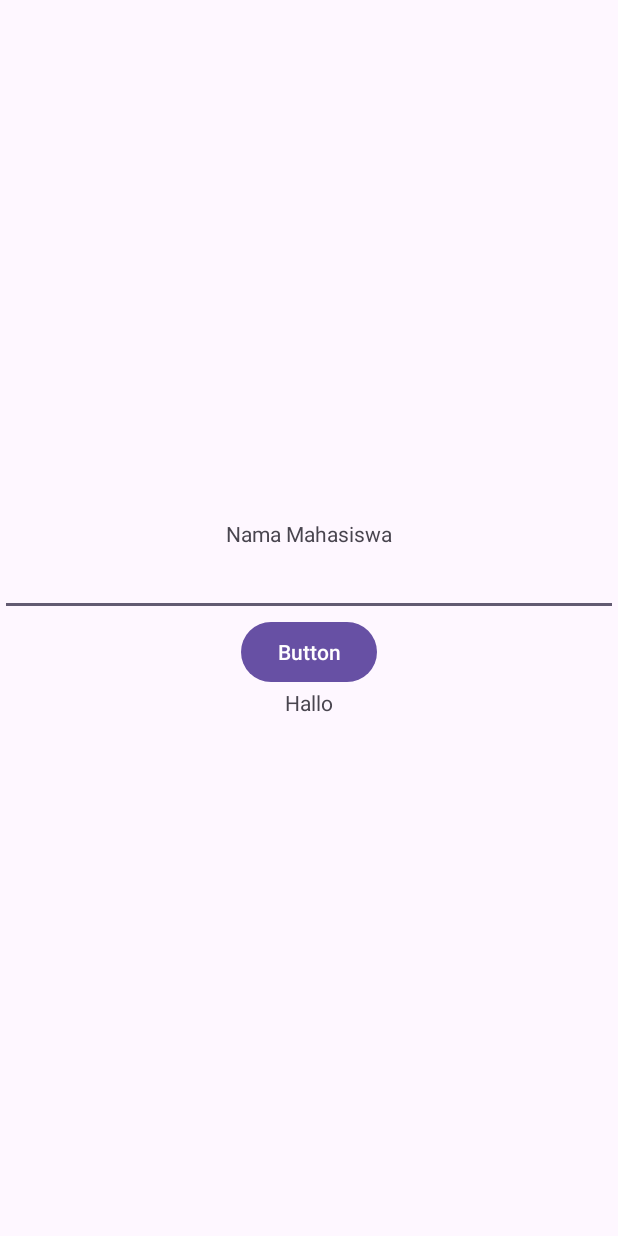
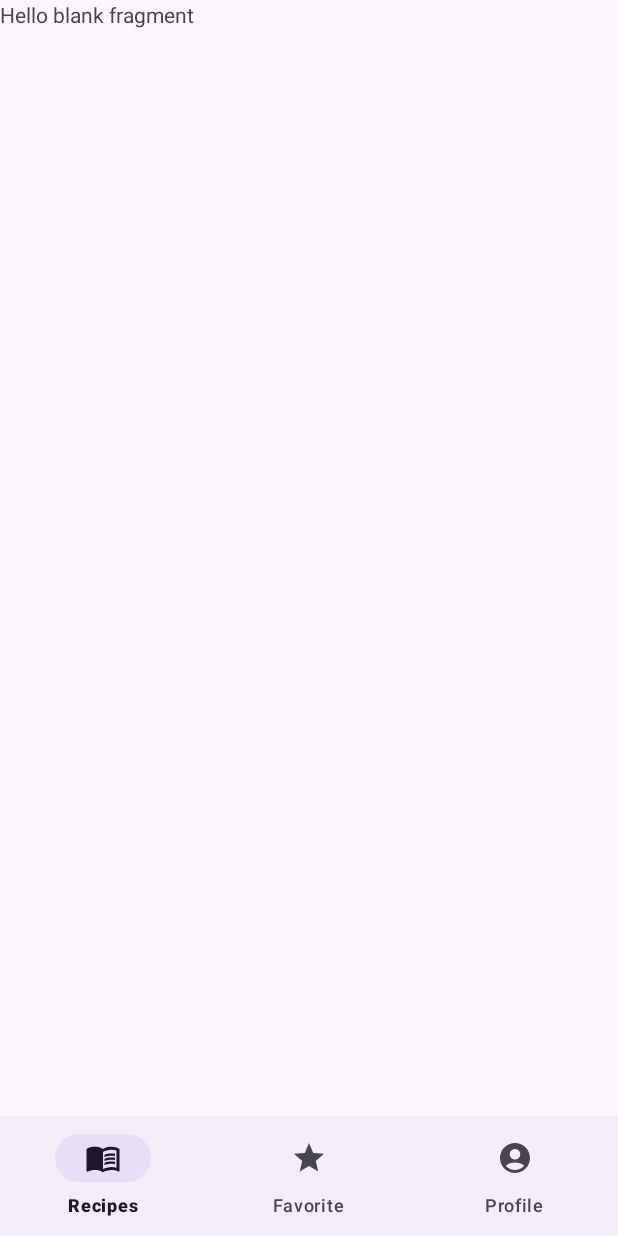
Before and after one commit to KurniaShandi/Project-Tugas-Kuliah, an Android app: the screen it shows after launch (MainActivity), on a phone screen of 412 x 824 dp. Run offline under Robolectric (Android 15) with nearby library versions, the light colour scheme and no system bars; our stand-ins replace navigation-ui; 3 statements that could not run were skipped.

Commit message:
Praktikum 4 - Fragment

```diff
--- a/app/build.gradle.kts
+++ b/app/build.gradle.kts
@@ -41,6 +41,8 @@ dependencies {
     implementation("androidx.appcompat:appcompat:1.6.1")
     implementation("com.google.android.material:material:1.10.0")
     implementation("androidx.constraintlayout:constraintlayout:2.1.4")
+    implementation("androidx.navigation:navigation-fragment-ktx:2.7.5")
+    implementation("androidx.navigation:navigation-ui-ktx:2.7.5")
     testImplementation("junit:junit:4.13.2")
     androidTestImplementation("androidx.test.ext:junit:1.1.5")
     androidTestImplementation("androidx.test.espresso:espresso-core:3.5.1")
--- /dev/null
+++ b/app/src/main/java/pti21/praktikumpemrogramanbergerak/praktikumpemrogramanbergerak/FavoriteRecipesFragment.kt
@@ -0,0 +1,17 @@
+package pti21.praktikumpemrogramanbergerak.praktikumpemrogramanbergerak
+
+import android.os.Bundle
+import androidx.fragment.app.Fragment
+import android.view.LayoutInflater
+import android.view.View
+import android.view.ViewGroup
+
+class FavoriteRecipesFragment : Fragment() {
+    override fun onCreateView(
+        inflater: LayoutInflater, container: ViewGroup?,
+        savedInstanceState: Bundle?
+    ): View? {
+        // Inflate the layout for this fragment
+        return inflater.inflate(R.layout.fragment_favorite_recipes, container, false)
+    }
+}
--- a/app/src/main/java/pti21/praktikumpemrogramanbergerak/praktikumpemrogramanbergerak/MainActivity.kt
+++ b/app/src/main/java/pti21/praktikumpemrogramanbergerak/praktikumpemrogramanbergerak/MainActivity.kt
@@ -5,21 +5,38 @@ import android.os.Bundle
 import android.widget.Button
 import android.widget.EditText
 import android.widget.TextView
+import androidx.navigation.NavController
+import androidx.navigation.NavHostController
+import androidx.navigation.ui.AppBarConfiguration
+import androidx.navigation.ui.setupWithNavController
+import com.google.android.material.bottomnavigation.BottomNavigationView
 
 class MainActivity : AppCompatActivity() {
+
+    private lateinit var navController: NavController
+
     override fun onCreate(savedInstanceState: Bundle?) {
         super.onCreate(savedInstanceState)
-        setContentView(R.layout.hello_world)
+        setContentView(R.layout.activity_main)
 
-        val nameEditText: EditText = findViewById(R.id.nameEditText)
-        val buttonButton: Button = findViewById(R.id.buttonButton)
-        val buttonTextView: TextView = findViewById(R.id.buttonTextView)
+        val navHostFragment =
+            supportFragmentManager.findFragmentById(R.id.navHostFragment) as NavHostController
 
-        buttonTextView.text = "Hallo"
+        navController = navHostFragment.navController
 
-        buttonButton.setOnClickListener{
-            val name = nameEditText.text.toString()
-            buttonTextView.text = "Hallo $name"
-        }
+        findViewById<BottomNavigationView>(R.id.bottomNavigationView)
+            .setupWithNavController(navController)
+
+        val appBarConfiguration = AppBarConfiguration(
+            setOf(
+                R.id.recipesFragment,
+                R.id.favoriteRecipesFragment,
+                R.id.userProfileFragment,
+            )
+        )
+    }
+
+    override fun onSupportNavigateUp(): Boolean {
+        return navController.navigateUp() || super.onSupportNavigateUp()
     }
 }
--- /dev/null
+++ b/app/src/main/java/pti21/praktikumpemrogramanbergerak/praktikumpemrogramanbergerak/RecipesFragment.kt
@@ -0,0 +1,17 @@
+package pti21.praktikumpemrogramanbergerak.praktikumpemrogramanbergerak
+
+import android.os.Bundle
+import androidx.fragment.app.Fragment
+import android.view.LayoutInflater
+import android.view.View
+import android.view.ViewGroup
+
+class RecipesFragment : Fragment() {
+    override fun onCreateView(
+        inflater: LayoutInflater, container: ViewGroup?,
+        savedInstanceState: Bundle?
+    ): View? {
+        // Inflate the layout for this fragment
+        return inflater.inflate(R.layout.fragment_recipes, container, false)
+    }
+}
--- /dev/null
+++ b/app/src/main/java/pti21/praktikumpemrogramanbergerak/praktikumpemrogramanbergerak/UserProfileFragment.kt
@@ -0,0 +1,18 @@
+package pti21.praktikumpemrogramanbergerak.praktikumpemrogramanbergerak
+
+import android.os.Bundle
+import androidx.fragment.app.Fragment
+import android.view.LayoutInflater
+import android.view.View
+import android.view.ViewGroup
+
+class UserProfileFragment : Fragment() {
+
+    override fun onCreateView(
+        inflater: LayoutInflater, container: ViewGroup?,
+        savedInstanceState: Bundle?
+    ): View? {
+        // Inflate the layout for this fragment
+        return inflater.inflate(R.layout.fragment_user_profile, container, false)
+    }
+}
--- /dev/null
+++ b/app/src/main/res/drawable/ic_menu_account.xml
@@ -0,0 +1,5 @@
+<vector android:height="24dp" android:tint="#000000"
+    android:viewportHeight="24" android:viewportWidth="24"
+    android:width="24dp" xmlns:android="http://schemas.android.com/apk/res/android">
+    <path android:fillColor="@android:color/white" android:pathData="M12,2C6.48,2 2,6.48 2,12s4.48,10 10,10s10,-4.48 10,-10S17.52,2 12,2zM12,6c1.93,0 3.5,1.57 3.5,3.5S13.93,13 12,13s-3.5,-1.57 -3.5,-3.5S10.07,6 12,6zM12,20c-2.03,0 -4.43,-0.82 -6.14,-2.88C7.55,15.8 9.68,15 12,15s4.45,0.8 6.14,2.12C16.43,19.18 14.03,20 12,20z"/>
+</vector>
--- /dev/null
+++ b/app/src/main/res/drawable/ic_menu_book.xml
@@ -0,0 +1,8 @@
+<vector android:autoMirrored="true" android:height="24dp"
+    android:tint="#000000" android:viewportHeight="24"
+    android:viewportWidth="24" android:width="24dp" xmlns:android="http://schemas.android.com/apk/res/android">
+    <path android:fillColor="@android:color/white" android:pathData="M21,5c-1.11,-0.35 -2.33,-0.5 -3.5,-0.5c-1.95,0 -4.05,0.4 -5.5,1.5c-1.45,-1.1 -3.55,-1.5 -5.5,-1.5S2.45,4.9 1,6v14.65c0,0.25 0.25,0.5 0.5,0.5c0.1,0 0.15,-0.05 0.25,-0.05C3.1,20.45 5.05,20 6.5,20c1.95,0 4.05,0.4 5.5,1.5c1.35,-0.85 3.8,-1.5 5.5,-1.5c1.65,0 3.35,0.3 4.75,1.05c0.1,0.05 0.15,0.05 0.25,0.05c0.25,0 0.5,-0.25 0.5,-0.5V6C22.4,5.55 21.75,5.25 21,5zM21,18.5c-1.1,-0.35 -2.3,-0.5 -3.5,-0.5c-1.7,0 -4.15,0.65 -5.5,1.5V8c1.35,-0.85 3.8,-1.5 5.5,-1.5c1.2,0 2.4,0.15 3.5,0.5V18.5z"/>
+    <path android:fillColor="@android:color/white" android:pathData="M17.5,10.5c0.88,0 1.73,0.09 2.5,0.26V9.24C19.21,9.09 18.36,9 17.5,9c-1.7,0 -3.24,0.29 -4.5,0.83v1.66C14.13,10.85 15.7,10.5 17.5,10.5z"/>
+    <path android:fillColor="@android:color/white" android:pathData="M13,12.49v1.66c1.13,-0.64 2.7,-0.99 4.5,-0.99c0.88,0 1.73,0.09 2.5,0.26V11.9c-0.79,-0.15 -1.64,-0.24 -2.5,-0.24C15.8,11.66 14.26,11.96 13,12.49z"/>
+    <path android:fillColor="@android:color/white" android:pathData="M17.5,14.33c-1.7,0 -3.24,0.29 -4.5,0.83v1.66c1.13,-0.64 2.7,-0.99 4.5,-0.99c0.88,0 1.73,0.09 2.5,0.26v-1.52C19.21,14.41 18.36,14.33 17.5,14.33z"/>
+</vector>
--- /dev/null
+++ b/app/src/main/res/drawable/ic_menu_star.xml
@@ -0,0 +1,5 @@
+<vector android:height="24dp" android:tint="#000000"
+    android:viewportHeight="24" android:viewportWidth="24"
+    android:width="24dp" xmlns:android="http://schemas.android.com/apk/res/android">
+    <path android:fillColor="@android:color/white" android:pathData="M12,17.27L18.18,21l-1.64,-7.03L22,9.24l-7.19,-0.61L12,2 9.19,8.63 2,9.24l5.46,4.73L5.82,21z"/>
+</vector>
--- a/app/src/main/res/layout/activity_main.xml
+++ b/app/src/main/res/layout/activity_main.xml
@@ -6,13 +6,25 @@
     android:layout_height="match_parent"
     tools:context=".MainActivity">
 
-    <TextView
-        android:layout_width="wrap_content"
+    <fragment
+        android:id="@+id/navHostFragment"
+        android:name="androidx.navigation.fragment.NavHostFragment"
+        android:layout_width="0dp"
+        android:layout_height="0dp"
+        app:defaultNavHost="true"
+        app:layout_constraintBottom_toTopOf="@+id/bottomNavigationView"
+        app:layout_constraintEnd_toEndOf="parent"
+        app:layout_constraintStart_toStartOf="parent"
+        app:layout_constraintTop_toTopOf="parent"
+        app:navGraph="@navigation/my_nav" />
+
+    <com.google.android.material.bottomnavigation.BottomNavigationView
+        android:id="@+id/bottomNavigationView"
+        android:layout_width="0dp"
         android:layout_height="wrap_content"
-        android:text="Hello World!"
         app:layout_constraintBottom_toBottomOf="parent"
         app:layout_constraintEnd_toEndOf="parent"
+        app:layout_constraintHorizontal_bias="0.5"
         app:layout_constraintStart_toStartOf="parent"
-        app:layout_constraintTop_toTopOf="parent" />
-
+        app:menu="@menu/bottom_nav_menu"/>
 </androidx.constraintlayout.widget.ConstraintLayout>
--- /dev/null
+++ b/app/src/main/res/layout/fragment_favorite_recipes.xml
@@ -0,0 +1,14 @@
+<?xml version="1.0" encoding="utf-8"?>
+<androidx.constraintlayout.widget.ConstraintLayout xmlns:android="http://schemas.android.com/apk/res/android"
+    xmlns:tools="http://schemas.android.com/tools"
+    android:layout_width="match_parent"
+    android:layout_height="match_parent"
+    tools:context=".FavoriteRecipesFragment">
+
+    <!-- TODO: Update blank fragment layout -->
+    <TextView
+        android:layout_width="match_parent"
+        android:layout_height="match_parent"
+        android:text="@string/hello_blank_fragment" />
+
+</androidx.constraintlayout.widget.ConstraintLayout>
--- /dev/null
+++ b/app/src/main/res/layout/fragment_recipes.xml
@@ -0,0 +1,14 @@
+<?xml version="1.0" encoding="utf-8"?>
+<androidx.constraintlayout.widget.ConstraintLayout xmlns:android="http://schemas.android.com/apk/res/android"
+    xmlns:tools="http://schemas.android.com/tools"
+    android:layout_width="match_parent"
+    android:layout_height="match_parent"
+    tools:context=".RecipesFragment">
+
+    <!-- TODO: Update blank fragment layout -->
+    <TextView
+        android:layout_width="match_parent"
+        android:layout_height="match_parent"
+        android:text="@string/hello_blank_fragment" />
+
+</androidx.constraintlayout.widget.ConstraintLayout>
--- /dev/null
+++ b/app/src/main/res/layout/fragment_user_profile.xml
@@ -0,0 +1,14 @@
+<?xml version="1.0" encoding="utf-8"?>
+<androidx.constraintlayout.widget.ConstraintLayout xmlns:android="http://schemas.android.com/apk/res/android"
+    xmlns:tools="http://schemas.android.com/tools"
+    android:layout_width="match_parent"
+    android:layout_height="match_parent"
+    tools:context=".UserProfileFragment">
+
+    <!-- TODO: Update blank fragment layout -->
+    <TextView
+        android:layout_width="match_parent"
+        android:layout_height="match_parent"
+        android:text="@string/hello_blank_fragment" />
+
+</androidx.constraintlayout.widget.ConstraintLayout>
--- a/app/src/main/res/layout/hello_world.xml
+++ /dev/null
@@ -1,33 +0,0 @@
-<?xml version="1.0" encoding="utf-8"?>
-<LinearLayout xmlns:android="http://schemas.android.com/apk/res/android"
-    android:orientation="vertical"
-    android:layout_gravity="center_vertical"
-    android:layout_width="match_parent"
-    android:layout_height="wrap_content">
-
-    <TextView
-        android:layout_width="wrap_content"
-        android:layout_height="wrap_content"
-        android:layout_gravity="center_horizontal"
-        android:text="Nama Mahasiswa"/>
-
-    <EditText
-        android:id="@+id/nameEditText"
-        android:layout_width="match_parent"
-        android:layout_height="wrap_content"
-        android:layout_gravity="center_horizontal"/>
-
-    <Button
-        android:id="@+id/buttonButton"
-        android:layout_width="wrap_content"
-        android:layout_height="wrap_content"
-        android:layout_gravity="center_horizontal"
-        android:text="Button"/>
-
-    <TextView
-        android:id="@+id/buttonTextView"
-        android:layout_width="wrap_content"
-        android:layout_height="wrap_content"
-        android:layout_gravity="center_horizontal"/>
-
-</LinearLayout>
--- /dev/null
+++ b/app/src/main/res/menu/bottom_nav_menu.xml
@@ -0,0 +1,12 @@
+<?xml version="1.0" encoding="utf-8"?>
+<menu xmlns:android="http://schemas.android.com/apk/res/android">
+    <item android:id="@+id/recipesFragment"
+        android:title="@string/recipes_fragment"
+        android:icon="@drawable/ic_menu_book"/>
+    <item android:id="@+id/favoriteRecipesFragment"
+        android:title="@string/favorite_fragment"
+        android:icon="@drawable/ic_menu_star"/>
+    <item android:id="@+id/userProfileFragment"
+        android:title="@string/profile_fragment"
+        android:icon="@drawable/ic_menu_account"/>
+</menu>
--- /dev/null
+++ b/app/src/main/res/navigation/my_nav.xml
@@ -0,0 +1,23 @@
+<?xml version="1.0" encoding="utf-8"?>
+<navigation xmlns:android="http://schemas.android.com/apk/res/android"
+    xmlns:app="http://schemas.android.com/apk/res-auto"
+    xmlns:tools="http://schemas.android.com/tools"
+    android:id="@+id/my_nav"
+    app:startDestination="@id/recipesFragment">
+
+    <fragment
+        android:id="@+id/recipesFragment"
+        android:name="pti21.praktikumpemrogramanbergerak.praktikumpemrogramanbergerak.RecipesFragment"
+        android:label="fragment_recipes"
+        tools:layout="@layout/fragment_recipes" />
+    <fragment
+        android:id="@+id/favoriteRecipesFragment"
+        android:name="pti21.praktikumpemrogramanbergerak.praktikumpemrogramanbergerak.FavoriteRecipesFragment"
+        android:label="fragment_favorite_recipes"
+        tools:layout="@layout/fragment_favorite_recipes" />
+    <fragment
+        android:id="@+id/userProfileFragment"
+        android:name="pti21.praktikumpemrogramanbergerak.praktikumpemrogramanbergerak.UserProfileFragment"
+        android:label="fragment_user_profile"
+        tools:layout="@layout/fragment_user_profile" />
+</navigation>
--- a/app/src/main/res/values/strings.xml
+++ b/app/src/main/res/values/strings.xml
@@ -1,3 +1,8 @@
 <resources>
     <string name="app_name">PraktikumPemrogramanBergerak</string>
+    <!-- TODO: Remove or change this placeholder text -->
+    <string name="hello_blank_fragment">Hello blank fragment</string>
+    <string name="recipes_fragment">Recipes</string>
+    <string name="favorite_fragment">Favorite</string>
+    <string name="profile_fragment">Profile</string>
 </resources>
```
